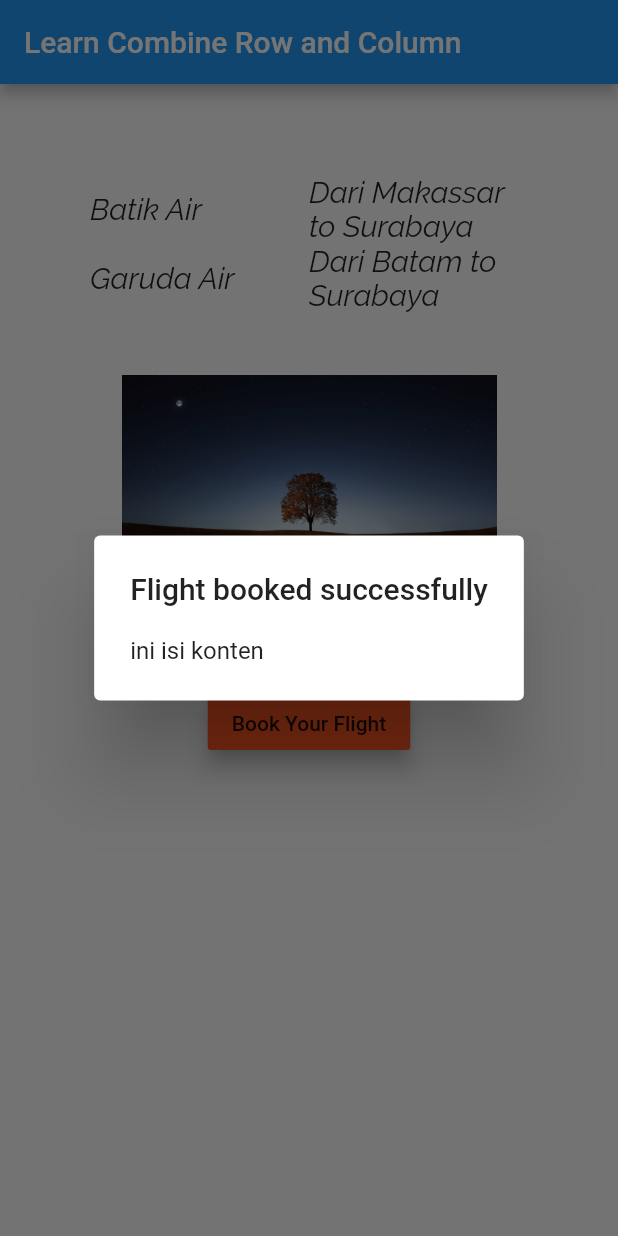
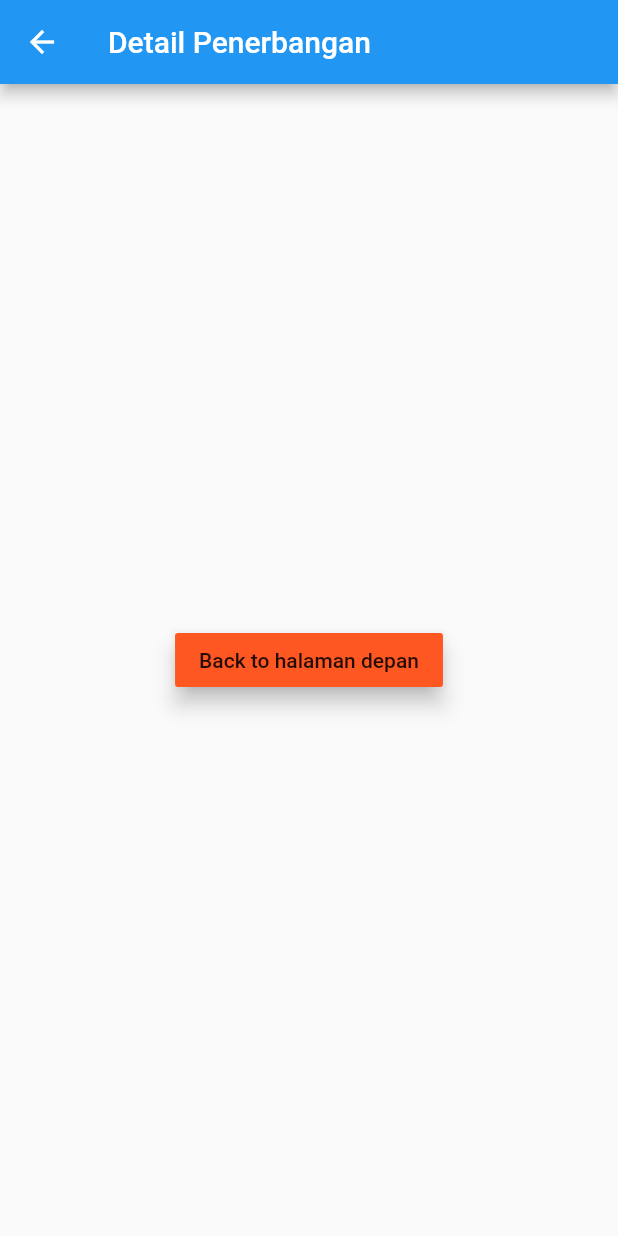
Before and after one commit to alfirajessica/UI_dart, a Flutter app: the screen it shows after launch, after a tap on "Book Your Flight", on a phone screen of 412 x 824 dp. Run offline on Flutter 3.47's test engine with Material 2 defaults, Android fonts, the phone set to English and light mode, and no system bars.

Commit message:
add navigator go-back button

```diff
--- a/lib/app_screens/Combinerowcol.dart
+++ b/lib/app_screens/Combinerowcol.dart
@@ -79,6 +79,7 @@ class Imageshow extends StatelessWidget {
   }
 }
 
+//----------- button ---------------------
 class Buttonbook extends StatelessWidget {
   @override
   Widget build(BuildContext context) {
@@ -88,13 +89,42 @@ class Buttonbook extends StatelessWidget {
         child: Text("Book Your Flight"),
         elevation: 6.0,
         onPressed: () {
-          bookFlight(context);
+          //bookFlight(context); //call alertdialog
+          // pindah ke halaman lain
+          Navigator.push(
+              context,
+              MaterialPageRoute(
+                builder: (context) => Detailflight(),
+              ));
         },
       ),
     );
   }
 }
 
+class Detailflight extends StatelessWidget {
+  @override
+  Widget build(BuildContext context) {
+    return Scaffold(
+      appBar: AppBar(
+        title: Text('Detail Penerbangan'),
+      ),
+      body: Center(
+        child: RaisedButton(
+          color: Colors.deepOrange,
+          child: Text("Back to halaman depan"),
+          elevation: 6.0,
+          onPressed: () {
+            //balik ke halaman sebelumnya
+            Navigator.pop(context);
+          },
+        ),
+      ),
+    );
+  }
+}
+
+//---------- show alert ---------------
 void bookFlight(BuildContext context) {
   var alertDialog = AlertDialog(
     title: Text('Flight booked successfully'),
@@ -107,3 +137,5 @@ void bookFlight(BuildContext context) {
         return alertDialog;
       });
 }
+
+//----------- navigate to other page ---------------
```
